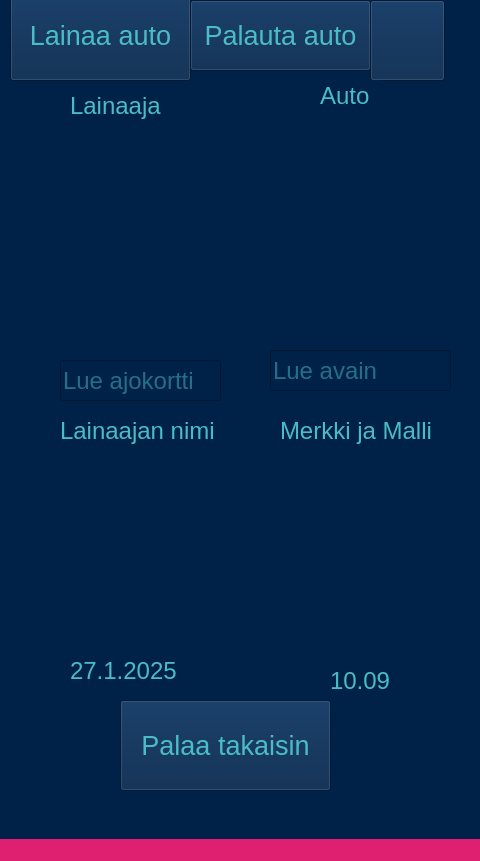
Above: user.ui from HennaSalla/Autolainaus before the change. Below: the same form after it.
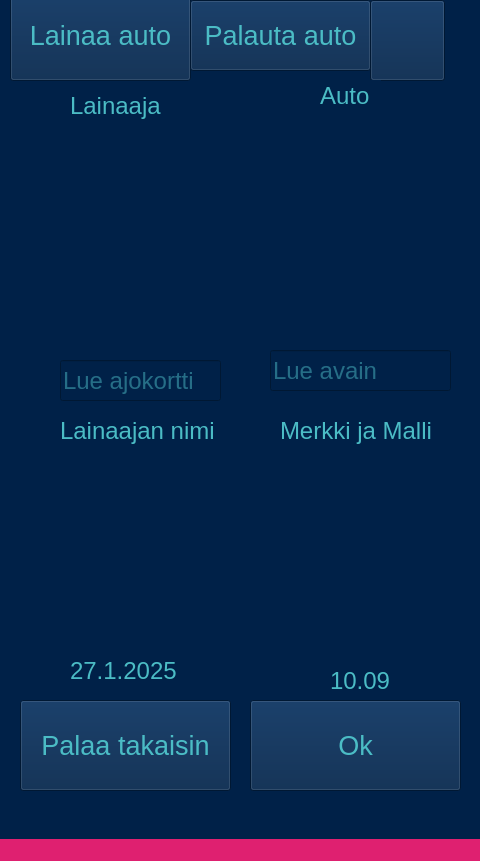
That is the form after the change. Icons and pictures are not drawn.

Commit message: 29.1.2025 muokattuu käyttöliittymää

Diff of the .ui file:
```diff
--- a/user.ui
+++ b/user.ui
@@ -292,7 +292,7 @@
    <widget class="QPushButton" name="goBackPushButton">
     <property name="geometry">
      <rect>
-      <x>120</x>
+      <x>20</x>
       <y>700</y>
       <width>211</width>
       <height>91</height>
@@ -373,6 +373,27 @@
      <string>Merkki ja Malli</string>
     </property>
    </widget>
+   <widget class="QPushButton" name="okPushButton">
+    <property name="geometry">
+     <rect>
+      <x>250</x>
+      <y>700</y>
+      <width>211</width>
+      <height>91</height>
+     </rect>
+    </property>
+    <property name="font">
+     <font>
+      <pointsize>20</pointsize>
+     </font>
+    </property>
+    <property name="styleSheet">
+     <string notr="true">color: rgb(75, 188, 197);</string>
+    </property>
+    <property name="text">
+     <string>Ok</string>
+    </property>
+   </widget>
   </widget>
   <widget class="QMenuBar" name="menubar">
    <property name="geometry">
```
Left out of the diff: 6 changed lines with no effect on the pictures. The commit also changes 2 other files.
